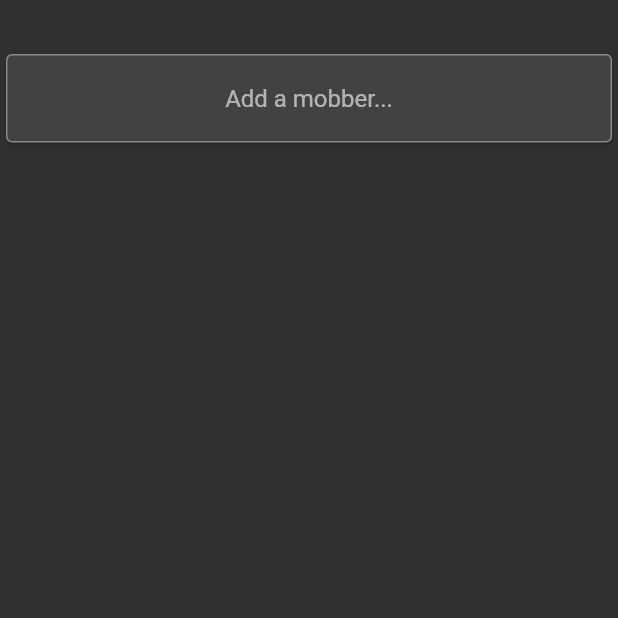
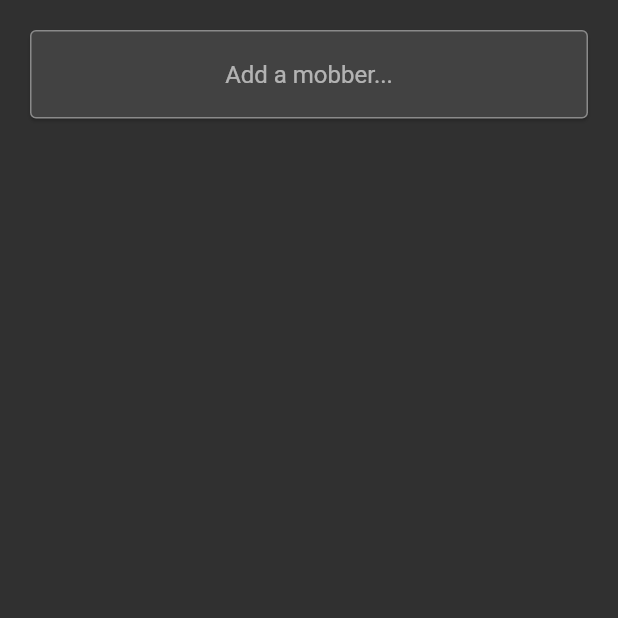
Before and after one commit to dillonfagan/mob, a Flutter app: the screen it shows after launch, on a phone screen of 412 x 824 dp, the top half of it. Run offline on Flutter 3.47's test engine with Material 2 defaults, Android fonts, the phone set to English and light mode, and no system bars.

Commit message:
Several UX improvements

```diff
--- a/lib/pages/setup/setup.dart
+++ b/lib/pages/setup/setup.dart
@@ -30,9 +30,9 @@ class _SetupPageState extends State<SetupPage> {
           constraints: BoxConstraints(
             maxWidth: min(MediaQuery.of(context).size.width, 500),
           ),
+          padding: const EdgeInsets.all(16),
           child: Column(
             children: [
-              const SizedBox(height: 32),
               Card(
                 child: TextField(
                   controller: mobberController,
@@ -80,7 +80,10 @@ class _SetupPageState extends State<SetupPage> {
             ));
           },
           backgroundColor: Colors.amber,
-          child: const Icon(Icons.timer_outlined),
+          child: const Icon(
+            Icons.play_circle_rounded,
+            size: 32,
+          ),
         ),
       ),
     );
--- a/lib/pages/timer/widgets/appbar.dart
+++ b/lib/pages/timer/widgets/appbar.dart
@@ -15,11 +15,5 @@ AppBar TimerAppBar({
       )),
       icon: const Icon(Icons.close_rounded),
     ),
-    actions: [
-      IconButton(
-        onPressed: onSkipPressed,
-        icon: const Icon(Icons.start),
-      ),
-    ],
   );
 }
```
Also changed, not shown: lib/pages/timer/timer.dart (+11 -1 lines).
